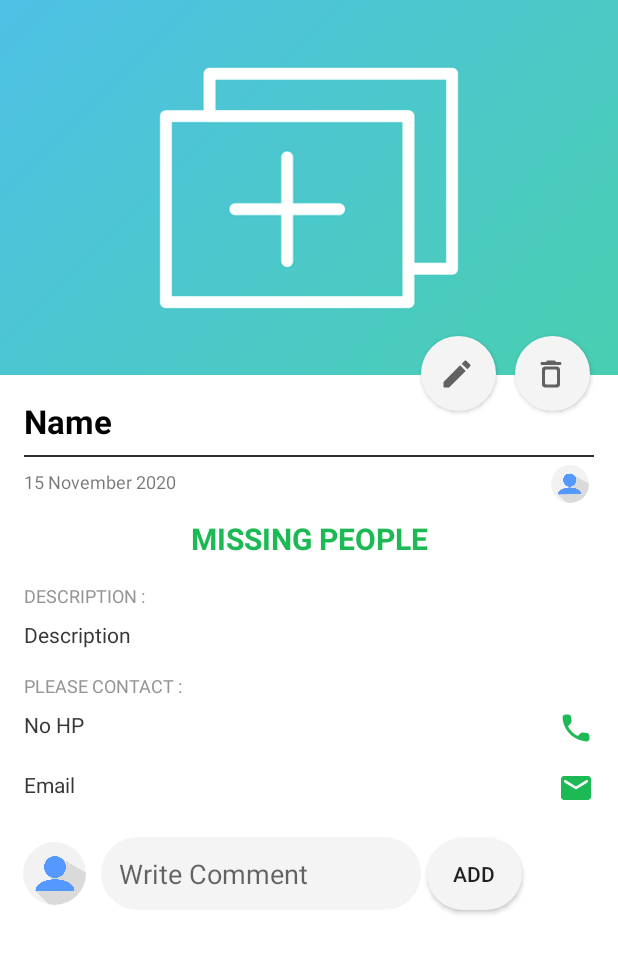
After one commit to DavidAdityaW/FindHope, an Android app: the layout activity_post_detail.xml on its own in the app's theme, with its tools: preview values and no code run, on a phone screen of 412 x 824 dp. The commit adds this screen. Shown: the top 953 px of the screen. Run offline under Robolectric (Android 15) with nearby library versions, the phone set to English and light mode, and no system bars.

Commit message:
post details (david 10118071)

```diff
--- /dev/null
+++ b/app/src/main/java/com/example/findhope/Activities/PostDetailActivity.java
@@ -0,0 +1,151 @@
+package com.example.findhope.Activities;
+
+import androidx.appcompat.app.AppCompatActivity;
+import androidx.recyclerview.widget.RecyclerView;
+
+import android.os.Bundle;
+import android.text.format.DateFormat;
+import android.view.Window;
+import android.view.WindowManager;
+import android.widget.Button;
+import android.widget.EditText;
+import android.widget.ImageView;
+import android.widget.TextView;
+import android.widget.Toast;
+
+import com.bumptech.glide.Glide;
+import com.example.findhope.R;
+import com.google.firebase.auth.FirebaseAuth;
+import com.google.firebase.auth.FirebaseUser;
+import com.google.firebase.database.FirebaseDatabase;
+
+import java.util.Calendar;
+import java.util.Locale;
+
+/*
+    Dikerjakan pada tanggal : 12 Juli 2021
+    Dibuat oleh :
+    NIM   : 10118071
+    Nama  : David Aditya Winarto
+    Kelas : IF-2
+*/
+
+public class PostDetailActivity extends AppCompatActivity {
+
+    ImageView imgPost, imgUserPost, imgCurrentUser;
+    TextView txtPostName, txtPostStatus, txtPostDateName, txtPostDesc, txtPostNoHp, txtPostEmail;
+    EditText editTextComment;
+    Button btnAddComment, btnEdit, btnDelete;
+    String PostKey;
+
+    RecyclerView RvComment;
+//    CommentAdapter commentAdapter;
+//    List<Comment> listComment;
+//    static String COMMENT_KEY = "Comment";
+
+    FirebaseAuth firebaseAuth;
+    FirebaseUser firebaseUser;
+    FirebaseDatabase firebaseDatabase;
+
+    @Override
+    protected void onCreate(Bundle savedInstanceState) {
+        super.onCreate(savedInstanceState);
+        setContentView(R.layout.activity_post_detail);
+
+        // set the status bar to transfarent
+        Window w = getWindow();
+        w.setFlags(WindowManager.LayoutParams.FLAG_LAYOUT_NO_LIMITS,WindowManager.LayoutParams.FLAG_LAYOUT_NO_LIMITS);
+//        getSupportActionBar().hide();
+
+        imgPost = findViewById(R.id.post_detail_img);
+        imgUserPost = findViewById(R.id.post_detail_user_img);
+        imgCurrentUser = findViewById(R.id.post_detail_comment_user_img);
+        txtPostName = findViewById(R.id.post_detail_name);
+        txtPostStatus = findViewById(R.id.post_detail_status);
+        txtPostDateName = findViewById(R.id.post_detail_date_name);
+        txtPostDesc = findViewById(R.id.post_detail_description);
+        txtPostNoHp = findViewById(R.id.post_detail_nohp);
+        txtPostEmail = findViewById(R.id.post_detail_email);
+        editTextComment = findViewById(R.id.post_detail_comment);
+        btnAddComment = findViewById(R.id.post_detail_comment_btn);
+        btnEdit = findViewById(R.id.post_detail_edit_btn);
+        btnDelete = findViewById(R.id.post_detail_delete_btn);
+        RvComment = findViewById(R.id.rv_comment);
+
+        firebaseAuth = FirebaseAuth.getInstance();
+        firebaseUser = firebaseAuth.getCurrentUser();
+        firebaseDatabase = FirebaseDatabase.getInstance("https://findhope-ac255-default-rtdb.firebaseio.com/");
+
+        // KONFIGURASI BIND DATA
+        // get and bind all data dari postadapter
+        String postImage = getIntent().getExtras().getString("postImage");
+        Glide.with(this).load(postImage).into(imgPost);
+
+        String postName = getIntent().getExtras().getString("name");
+        txtPostName.setText(postName);
+
+        String postStatus = getIntent().getExtras().getString("status");
+        txtPostStatus.setText(postStatus);
+
+        String postDesc = getIntent().getExtras().getString("description");
+        txtPostDesc.setText(postDesc);
+
+        String postNoHp = getIntent().getExtras().getString("nohp");
+        txtPostNoHp.setText(postNoHp);
+
+        String postEmail = getIntent().getExtras().getString("email");
+        txtPostEmail.setText(postEmail);
+
+        String userPostImage = getIntent().getExtras().getString("userPhoto");
+        Glide.with(this).load(userPostImage).into(imgUserPost);
+
+        String date = timestampToString(getIntent().getExtras().getLong("postDate"));
+        txtPostDateName.setText(date);
+
+        // KONFIGURASI COMMENT
+        // set comment user image
+        Glide.with(this).load(firebaseUser.getPhotoUrl()).into(imgCurrentUser);
+        // get post id
+        PostKey = getIntent().getExtras().getString("postKey");
+
+//        // ini recyclerview comment
+//        iniRvComment();
+    }
+
+    // method commetn
+//    private void iniRvComment() {
+//        RvComment.setLayoutManager(new LinearLayoutManager(this));
+//
+//        DatabaseReference commentRef = firebaseDatabase.getReference(COMMENT_KEY).child(PostKey);
+//        commentRef.addValueEventListener(new ValueEventListener() {
+//            @Override
+//            public void onDataChange(@NonNull DataSnapshot dataSnapshot) {
+//                listComment = new ArrayList<>();
+//                for (DataSnapshot snap:dataSnapshot.getChildren()) {
+//                    Comment comment = snap.getValue(Comment.class);
+//                    listComment.add(comment);
+//                }
+//                commentAdapter = new CommentAdapter(getApplicationContext(),listComment);
+//                RvComment.setAdapter(commentAdapter);
+//            }
+//
+//            @Override
+//            public void onCancelled(@NonNull DatabaseError databaseError) {
+//
+//            }
+//        });
+//    }
+
+    // method show toast message
+    private void showMessage(String message) {
+        Toast.makeText(this,message,Toast.LENGTH_LONG).show();
+    }
+
+    // method menampilkan format tanggal post
+    private String timestampToString(long time) {
+        Calendar calendar = Calendar.getInstance(Locale.ENGLISH);
+        calendar.setTimeInMillis(time);
+        String date = DateFormat.format("dd MMMM yyyy",calendar).toString();
+        return date;
+    }
+}
--- a/app/src/main/java/com/example/findhope/Adapters/PostAdapter.java
+++ b/app/src/main/java/com/example/findhope/Adapters/PostAdapter.java
@@ -1,6 +1,7 @@
 package com.example.findhope.Adapters;
 
 import android.content.Context;
+import android.content.Intent;
 import android.media.Image;
 import android.view.LayoutInflater;
 import android.view.View;
@@ -12,6 +13,7 @@ import androidx.annotation.NonNull;
 import androidx.recyclerview.widget.RecyclerView;
 
 import com.bumptech.glide.Glide;
+import com.example.findhope.Activities.PostDetailActivity;
 import com.example.findhope.Models.PostModel;
 import com.example.findhope.R;
 
@@ -63,6 +65,29 @@ public class PostAdapter extends RecyclerView.Adapter<PostAdapter.MyViewHolder>
             imgPost = itemView.findViewById(R.id.row_post_img);
             imgUserPhoto = itemView.findViewById(R.id.row_post_profile_img);
 
+            // KONFIGURASI POST DETAIL
+            // klik to post detail
+            itemView.setOnClickListener(new View.OnClickListener() {
+                @Override
+                public void onClick(View v) {
+                    Intent postDetailActivity = new Intent(mContext, PostDetailActivity.class);
+                    int position = getAdapterPosition();
+
+                    postDetailActivity.putExtra("postImage",mData.get(position).getPicture());
+                    postDetailActivity.putExtra("name",mData.get(position).getName());
+                    postDetailActivity.putExtra("status",mData.get(position).getStatus());
+                    postDetailActivity.putExtra("description",mData.get(position).getDescription());
+                    postDetailActivity.putExtra("nohp",mData.get(position).getNohp());
+                    postDetailActivity.putExtra("email",mData.get(position).getEmail());
+                    postDetailActivity.putExtra("postKey",mData.get(position).getPostKey());
+                    postDetailActivity.putExtra("userPhoto",mData.get(position).getUserPhoto());
+                    long timestamp = (long) mData.get(position).getTimeStamp();
+                    postDetailActivity.putExtra("postDate",timestamp);
+
+                    mContext.startActivity(postDetailActivity);
+                }
+            });
+
         }
     }
 }
--- /dev/null
+++ b/app/src/main/res/drawable/button_delete_rounded.xml
@@ -0,0 +1,9 @@
+<?xml version="1.0" encoding="utf-8"?>
+<shape xmlns:android="http://schemas.android.com/apk/res/android">
+
+    <solid android:color="#f4f4f4" />
+    <padding android:top="12dp" android:bottom="12dp"
+        android:right="12dp" android:left="12dp" />
+    <corners android:radius="100dp" />
+
+</shape>
--- /dev/null
+++ b/app/src/main/res/drawable/edittext_button_style_rounded.xml
@@ -0,0 +1,9 @@
+<?xml version="1.0" encoding="utf-8"?>
+<shape xmlns:android="http://schemas.android.com/apk/res/android">
+
+    <solid android:color="#f4f4f4" />
+    <padding android:top="12dp" android:bottom="12dp"
+        android:right="12dp" android:left="12dp" />
+    <corners android:radius="32dp" />
+
+</shape>
--- /dev/null
+++ b/app/src/main/res/drawable/ic_round_call_24.xml
@@ -0,0 +1,5 @@
+<vector android:height="24dp" android:tint="#1DB954"
+    android:viewportHeight="24" android:viewportWidth="24"
+    android:width="24dp" xmlns:android="http://schemas.android.com/apk/res/android">
+    <path android:fillColor="@android:color/white" android:pathData="M19.23,15.26l-2.54,-0.29c-0.61,-0.07 -1.21,0.14 -1.64,0.57l-1.84,1.84c-2.83,-1.44 -5.15,-3.75 -6.59,-6.59l1.85,-1.85c0.43,-0.43 0.64,-1.03 0.57,-1.64l-0.29,-2.52c-0.12,-1.01 -0.97,-1.77 -1.99,-1.77H5.03c-1.13,0 -2.07,0.94 -2,2.07 0.53,8.54 7.36,15.36 15.89,15.89 1.13,0.07 2.07,-0.87 2.07,-2v-1.73c0.01,-1.01 -0.75,-1.86 -1.76,-1.98z"/>
+</vector>
--- /dev/null
+++ b/app/src/main/res/drawable/ic_round_delete_outline_24.xml
@@ -0,0 +1,10 @@
+<vector xmlns:android="http://schemas.android.com/apk/res/android"
+    android:width="24dp"
+    android:height="24dp"
+    android:viewportWidth="24"
+    android:viewportHeight="24"
+    android:tint="?attr/colorControlNormal">
+  <path
+      android:fillColor="@android:color/white"
+      android:pathData="M6,19c0,1.1 0.9,2 2,2h8c1.1,0 2,-0.9 2,-2L18,9c0,-1.1 -0.9,-2 -2,-2L8,7c-1.1,0 -2,0.9 -2,2v10zM9,9h6c0.55,0 1,0.45 1,1v8c0,0.55 -0.45,1 -1,1L9,19c-0.55,0 -1,-0.45 -1,-1v-8c0,-0.55 0.45,-1 1,-1zM15.5,4l-0.71,-0.71c-0.18,-0.18 -0.44,-0.29 -0.7,-0.29L9.91,3c-0.26,0 -0.52,0.11 -0.7,0.29L8.5,4L6,4c-0.55,0 -1,0.45 -1,1s0.45,1 1,1h12c0.55,0 1,-0.45 1,-1s-0.45,-1 -1,-1h-2.5z"/>
+</vector>
--- /dev/null
+++ b/app/src/main/res/drawable/ic_round_edit_24.xml
@@ -0,0 +1,10 @@
+<vector xmlns:android="http://schemas.android.com/apk/res/android"
+    android:width="24dp"
+    android:height="24dp"
+    android:viewportWidth="24"
+    android:viewportHeight="24"
+    android:tint="?attr/colorControlNormal">
+  <path
+      android:fillColor="@android:color/white"
+      android:pathData="M3,17.46v3.04c0,0.28 0.22,0.5 0.5,0.5h3.04c0.13,0 0.26,-0.05 0.35,-0.15L17.81,9.94l-3.75,-3.75L3.15,17.1c-0.1,0.1 -0.15,0.22 -0.15,0.36zM20.71,7.04c0.39,-0.39 0.39,-1.02 0,-1.41l-2.34,-2.34c-0.39,-0.39 -1.02,-0.39 -1.41,0l-1.83,1.83 3.75,3.75 1.83,-1.83z"/>
+</vector>
--- /dev/null
+++ b/app/src/main/res/drawable/ic_round_email_24.xml
@@ -0,0 +1,5 @@
+<vector android:height="24dp" android:tint="#1DB954"
+    android:viewportHeight="24" android:viewportWidth="24"
+    android:width="24dp" xmlns:android="http://schemas.android.com/apk/res/android">
+    <path android:fillColor="@android:color/white" android:pathData="M20,4L4,4c-1.1,0 -1.99,0.9 -1.99,2L2,18c0,1.1 0.9,2 2,2h16c1.1,0 2,-0.9 2,-2L22,6c0,-1.1 -0.9,-2 -2,-2zM19.6,8.25l-7.07,4.42c-0.32,0.2 -0.74,0.2 -1.06,0L4.4,8.25c-0.25,-0.16 -0.4,-0.43 -0.4,-0.72 0,-0.67 0.73,-1.07 1.3,-0.72L12,11l6.7,-4.19c0.57,-0.35 1.3,0.05 1.3,0.72 0,0.29 -0.15,0.56 -0.4,0.72z"/>
+</vector>
--- /dev/null
+++ b/app/src/main/res/layout/activity_post_detail.xml
@@ -0,0 +1,288 @@
+<?xml version="1.0" encoding="utf-8"?>
+<androidx.core.widget.NestedScrollView
+    xmlns:android="http://schemas.android.com/apk/res/android"
+    xmlns:app="http://schemas.android.com/apk/res-auto"
+    xmlns:tools="http://schemas.android.com/tools"
+    android:layout_width="match_parent"
+    android:layout_height="match_parent"
+    tools:context=".Activities.PostDetailActivity"
+    android:background="#ffffff">
+
+    <androidx.constraintlayout.widget.ConstraintLayout
+        android:layout_width="match_parent"
+        android:layout_height="match_parent">
+
+        <ImageView
+            android:id="@+id/post_detail_img"
+            android:scaleType="centerCrop"
+            android:layout_width="0dp"
+            android:layout_height="250dp"
+            app:layout_constraintHorizontal_bias="0.0"
+            app:layout_constraintEnd_toEndOf="parent"
+            app:layout_constraintStart_toStartOf="parent"
+            app:layout_constraintTop_toTopOf="parent"
+            android:src="@drawable/img_postimage" />
+
+        <Button
+            android:id="@+id/post_detail_edit_btn"
+            android:layout_width="50dp"
+            android:layout_height="50dp"
+            android:layout_marginStart="16dp"
+            android:layout_marginLeft="16dp"
+            android:layout_marginTop="224dp"
+            android:layout_marginEnd="36dp"
+            android:layout_marginRight="36dp"
+            android:background="@drawable/button_delete_rounded"
+            android:drawableStart="@drawable/ic_round_edit_24"
+            android:drawableLeft="@drawable/ic_round_edit_24"
+            android:paddingTop="20dp"
+            android:paddingBottom="20dp"
+            android:textAllCaps="false"
+            android:textColor="#ffffff"
+            app:layout_constraintEnd_toEndOf="parent"
+            app:layout_constraintHorizontal_bias="0.853"
+            app:layout_constraintStart_toStartOf="parent"
+            app:layout_constraintTop_toTopOf="@+id/post_detail_img" />
+
+        <Button
+            android:id="@+id/post_detail_delete_btn"
+            android:layout_width="50dp"
+            android:layout_height="50dp"
+            android:layout_marginStart="16dp"
+            android:layout_marginLeft="16dp"
+            android:layout_marginTop="224dp"
+            android:background="@drawable/button_delete_rounded"
+            android:drawableStart="@drawable/ic_round_delete_outline_24"
+            android:drawableLeft="@drawable/ic_round_delete_outline_24"
+            android:paddingTop="20dp"
+            android:paddingBottom="20dp"
+            android:textAllCaps="false"
+            android:textColor="#ffffff"
+            app:layout_constraintEnd_toEndOf="parent"
+            app:layout_constraintHorizontal_bias="0.947"
+            app:layout_constraintStart_toStartOf="parent"
+            app:layout_constraintTop_toTopOf="@+id/post_detail_img" />
+
+        <TextView
+            android:id="@+id/post_detail_name"
+            android:layout_width="0dp"
+            android:layout_height="wrap_content"
+            android:layout_marginStart="16dp"
+            android:layout_marginLeft="16dp"
+            android:layout_marginTop="16dp"
+            android:layout_marginEnd="16dp"
+            android:layout_marginRight="16dp"
+            android:textSize="22sp"
+            android:lineSpacingExtra="4dp"
+            android:textColor="@android:color/black"
+            android:textStyle="bold"
+            android:text="Name"
+            app:layout_constraintEnd_toEndOf="parent"
+            app:layout_constraintStart_toStartOf="parent"
+            app:layout_constraintTop_toBottomOf="@+id/post_detail_img" />
+
+        <View
+            android:id="@+id/view"
+            android:layout_width="0dp"
+            android:layout_height="1dp"
+            android:layout_marginStart="16dp"
+            android:layout_marginLeft="16dp"
+            android:layout_marginTop="8dp"
+            android:layout_marginEnd="16dp"
+            android:layout_marginRight="16dp"
+            android:background="#2e2e2e"
+            app:layout_constraintEnd_toEndOf="parent"
+            app:layout_constraintHorizontal_bias="0.0"
+            app:layout_constraintStart_toStartOf="parent"
+            app:layout_constraintTop_toBottomOf="@+id/post_detail_name" />
+
+        <TextView
+            android:id="@+id/post_detail_date_name"
+            android:layout_width="wrap_content"
+            android:layout_height="wrap_content"
+            android:layout_marginStart="16dp"
+            android:layout_marginLeft="16dp"
+            android:layout_marginTop="8dp"
+            android:layout_marginEnd="8dp"
+            android:layout_marginRight="8dp"
+            android:text="15 November 2020"
+            android:textSize="12sp"
+            app:layout_constraintEnd_toEndOf="parent"
+            app:layout_constraintHorizontal_bias="0.0"
+            app:layout_constraintStart_toStartOf="parent"
+            app:layout_constraintTop_toBottomOf="@+id/view" />
+
+        <de.hdodenhof.circleimageview.CircleImageView
+            android:id="@+id/post_detail_user_img"
+            android:layout_width="25dp"
+            android:layout_height="25dp"
+            android:layout_marginStart="204dp"
+            android:layout_marginLeft="204dp"
+            android:layout_marginTop="5dp"
+            android:layout_marginEnd="5dp"
+            android:layout_marginRight="8dp"
+            app:layout_constraintEnd_toEndOf="parent"
+            app:layout_constraintHorizontal_bias="0.914"
+            app:layout_constraintStart_toStartOf="@+id/post_detail_date_name"
+            app:layout_constraintTop_toBottomOf="@+id/view"
+            android:src="@drawable/img_userphoto" />
+
+        <TextView
+            android:id="@+id/post_detail_status"
+            android:layout_width="wrap_content"
+            android:layout_height="wrap_content"
+            android:layout_marginStart="16dp"
+            android:layout_marginLeft="16dp"
+            android:layout_marginTop="16dp"
+            android:layout_marginEnd="16dp"
+            android:layout_marginRight="16dp"
+            android:textSize="20sp"
+            android:textColor="@color/colorPrimary"
+            android:text="MISSING PEOPLE"
+            android:textStyle="bold"
+            android:gravity="center"
+            app:layout_constraintEnd_toEndOf="parent"
+            app:layout_constraintStart_toStartOf="parent"
+            app:layout_constraintTop_toBottomOf="@+id/post_detail_date_name" />
+
+        <TextView
+            android:id="@+id/tv_description"
+            android:layout_width="0dp"
+            android:layout_height="wrap_content"
+            android:layout_marginStart="16dp"
+            android:layout_marginLeft="16dp"
+            android:layout_marginTop="16dp"
+            android:layout_marginEnd="16dp"
+            android:layout_marginRight="16dp"
+            android:textSize="12sp"
+            android:textColor="#969595"
+            android:text="DESCRIPTION :"
+            android:gravity="left"
+            app:layout_constraintEnd_toEndOf="parent"
+            app:layout_constraintStart_toStartOf="parent"
+            app:layout_constraintTop_toBottomOf="@+id/post_detail_status" />
+
+        <TextView
+            android:id="@+id/post_detail_description"
+            android:layout_width="0dp"
+            android:layout_height="wrap_content"
+            android:layout_marginStart="16dp"
+            android:layout_marginLeft="16dp"
+            android:layout_marginTop="8dp"
+            android:layout_marginEnd="16dp"
+            android:layout_marginRight="16dp"
+            android:text="Description"
+            android:inputType="textMultiLine"
+            android:lineSpacingExtra="8dp"
+            android:textColor="#373737"
+            app:layout_constraintEnd_toEndOf="parent"
+            app:layout_constraintStart_toStartOf="parent"
+            app:layout_constraintTop_toBottomOf="@+id/tv_description" />
+
+        <TextView
+            android:id="@+id/tv_contact"
+            android:layout_width="0dp"
+            android:layout_height="wrap_content"
+            android:layout_marginStart="16dp"
+            android:layout_marginLeft="16dp"
+            android:layout_marginTop="16dp"
+            android:layout_marginEnd="16dp"
+            android:layout_marginRight="16dp"
+            android:textSize="12sp"
+            android:textColor="#969595"
+            android:text="PLEASE CONTACT :"
+            android:gravity="left"
+            app:layout_constraintEnd_toEndOf="parent"
+            app:layout_constraintStart_toStartOf="parent"
+            app:layout_constraintTop_toBottomOf="@+id/post_detail_description" />
+
+        <TextView
+            android:id="@+id/post_detail_nohp"
+            android:layout_width="0dp"
+            android:layout_height="wrap_content"
+            android:layout_marginStart="16dp"
+            android:layout_marginLeft="16dp"
+            android:layout_marginTop="8dp"
+            android:layout_marginEnd="16dp"
+            android:layout_marginRight="16dp"
+            android:text="No HP"
+            android:inputType="textMultiLine"
+            android:lineSpacingExtra="8dp"
+            android:textColor="#373737"
+            android:drawableRight="@drawable/ic_round_call_24"
+            app:layout_constraintEnd_toEndOf="parent"
+            app:layout_constraintStart_toStartOf="parent"
+            app:layout_constraintTop_toBottomOf="@+id/tv_contact" />
+
+        <TextView
+            android:id="@+id/post_detail_email"
+            android:layout_width="0dp"
+            android:layout_height="wrap_content"
+            android:layout_marginStart="16dp"
+            android:layout_marginLeft="16dp"
+            android:layout_marginTop="16dp"
+            android:layout_marginEnd="16dp"
+            android:layout_marginRight="16dp"
+            android:text="Email"
+            android:inputType="textMultiLine"
+            android:lineSpacingExtra="8dp"
+            android:textColor="#373737"
+            android:drawableRight="@drawable/ic_round_email_24"
+            app:layout_constraintEnd_toEndOf="parent"
+            app:layout_constraintStart_toStartOf="parent"
+            app:layout_constraintTop_toBottomOf="@+id/post_detail_nohp" />
+
+        <de.hdodenhof.circleimageview.CircleImageView
+            android:id="@+id/post_detail_comment_user_img"
+            android:layout_width="42dp"
+            android:layout_height="42dp"
+            android:layout_marginStart="15dp"
+            android:layout_marginLeft="15dp"
+            android:layout_marginTop="24dp"
+            app:layout_constraintStart_toStartOf="parent"
+            app:layout_constraintTop_toBottomOf="@+id/post_detail_email"
+            android:src="@drawable/img_userphoto" />
+
+        <EditText
+            android:id="@id/post_detail_comment"
+            android:layout_width="wrap_content"
+            android:layout_height="wrap_content"
+            android:layout_marginStart="10dp"
+            android:layout_marginLeft="10dp"
+            android:background="@drawable/edittext_button_style_rounded"
+            android:hint="Write Comment"
+            android:ems="10"
+            android:inputType="textPersonName"
+            app:layout_constraintBottom_toBottomOf="@+id/post_detail_comment_user_img"
+            app:layout_constraintStart_toEndOf="@+id/post_detail_comment_user_img"
+            app:layout_constraintTop_toTopOf="@+id/post_detail_comment_user_img" />
+
+        <Button
+            android:id="@+id/post_detail_comment_btn"
+            android:layout_width="63dp"
+            android:layout_height="wrap_content"
+            android:layout_marginStart="4dp"
+            android:layout_marginLeft="4dp"
+            android:layout_marginEnd="8dp"
+            android:layout_marginRight="8dp"
+            android:background="@drawable/edittext_button_style_rounded"
+            android:text="Add"
+            app:layout_constraintBottom_toBottomOf="@+id/post_detail_comment"
+            app:layout_constraintEnd_toEndOf="parent"
+            app:layout_constraintHorizontal_bias="0.0"
+            app:layout_constraintStart_toEndOf="@+id/post_detail_comment"
+            app:layout_constraintTop_toTopOf="@+id/post_detail_comment"
+            app:layout_constraintVertical_bias="0.529" />
+
+        <androidx.recyclerview.widget.RecyclerView
+            android:id="@+id/rv_comment"
+            android:layout_width="0dp"
+            android:layout_height="wrap_content"
+            android:layout_marginTop="16dp"
+            app:layout_constraintEnd_toEndOf="parent"
+            app:layout_constraintStart_toStartOf="parent"
+            app:layout_constraintTop_toBottomOf="@+id/post_detail_comment" />
+
+    </androidx.constraintlayout.widget.ConstraintLayout>
+
+</androidx.core.widget.NestedScrollView>
--- a/app/src/main/res/layout/activity_register.xml
+++ b/app/src/main/res/layout/activity_register.xml
@@ -36,6 +36,7 @@
         android:hint="Name"
         android:inputType="text"
         android:textSize="16sp"
+        android:maxLength="15"
         android:textColor="@android:color/white"
         android:textColorHint="@color/whiteTransfarentHalf"
         app:layout_constraintEnd_toEndOf="parent"
@@ -57,6 +58,7 @@
         android:hint="Email Address"
         android:inputType="textEmailAddress"
         android:textSize="16sp"
+        android:maxLength="20"
         android:textColor="@android:color/white"
         android:textColorHint="@color/whiteTransfarentHalf"
         app:layout_constraintEnd_toEndOf="parent"
@@ -78,6 +80,7 @@
         android:hint="Password"
         android:inputType="textPassword"
         android:textSize="16sp"
+        android:maxLength="15"
         android:textColor="@android:color/white"
         android:textColorHint="@color/whiteTransfarentHalf"
         app:layout_constraintEnd_toEndOf="parent"
@@ -99,6 +102,7 @@
         android:hint="Confirm Password"
         android:inputType="textPassword"
         android:textSize="16sp"
+        android:maxLength="15"
         android:textColor="@android:color/white"
         android:textColorHint="@color/whiteTransfarentHalf"
         app:layout_constraintEnd_toEndOf="parent"
```
Also changed, not shown: app/src/main/AndroidManifest.xml (+4 -3 lines).
